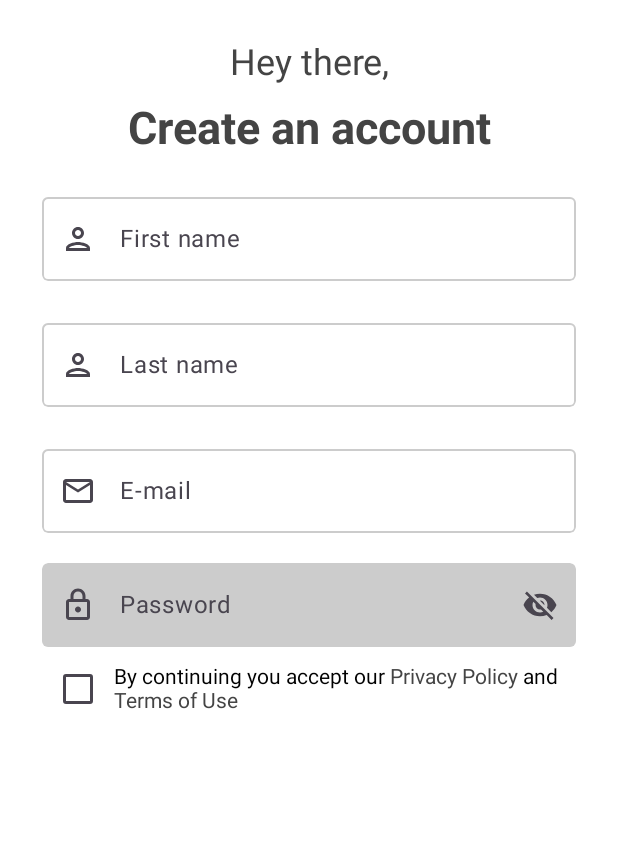
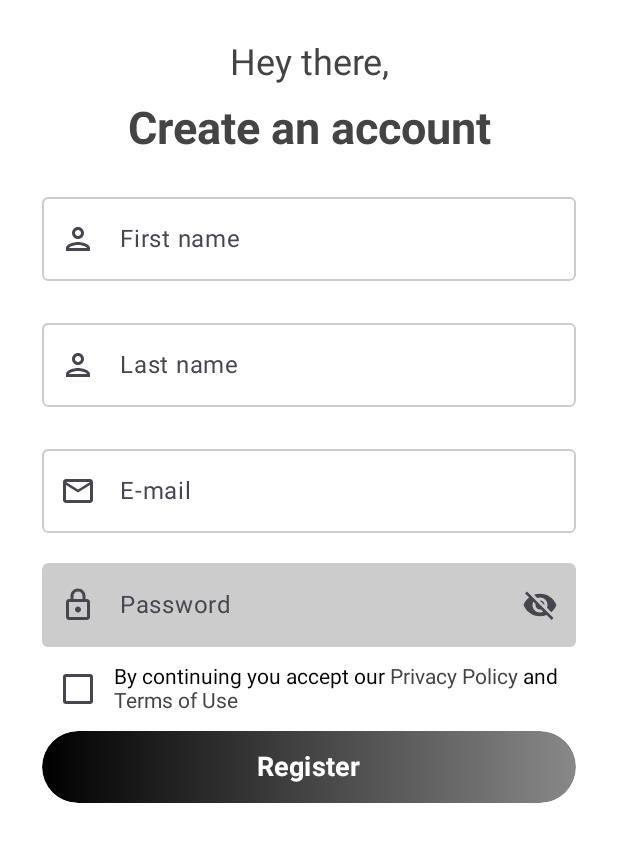
Before and after one commit to marcinosienienko/CompleteLoginRegistrationFlowJetpackComposeYT, an Android app built with Jetpack Compose: the screen it shows after launch (MainActivity), on a phone screen of 412 x 824 dp. Shown: the top 842 px of the screen. Run offline under Robolectric (Android 15) with nearby library versions, the phone set to English and light mode, and no system bars.

Commit message:
feat/ButtonComponent

```diff
--- a/app/src/main/java/com/example/completeloginregistrationflowjetpackcomposeyt/components/AppComponents.kt
+++ b/app/src/main/java/com/example/completeloginregistrationflowjetpackcomposeyt/components/AppComponents.kt
@@ -1,6 +1,9 @@
 package com.example.completeloginregistrationflowjetpackcomposeyt.components
 
 import android.util.Log
+import androidx.compose.foundation.background
+import androidx.compose.foundation.layout.Box
+import androidx.compose.foundation.layout.PaddingValues
 import androidx.compose.foundation.layout.Row
 import androidx.compose.foundation.layout.fillMaxWidth
 import androidx.compose.foundation.layout.heightIn
@@ -10,6 +13,8 @@ import androidx.compose.foundation.text.KeyboardOptions
 import androidx.compose.material.icons.Icons
 import androidx.compose.material.icons.filled.Visibility
 import androidx.compose.material.icons.filled.VisibilityOff
+import androidx.compose.material3.Button
+import androidx.compose.material3.ButtonDefaults
 import androidx.compose.material3.Checkbox
 import androidx.compose.material3.ExperimentalMaterial3Api
 import androidx.compose.material3.Icon
@@ -24,6 +29,7 @@ import androidx.compose.runtime.remember
 import androidx.compose.ui.Alignment
 import androidx.compose.ui.Modifier
 import androidx.compose.ui.draw.clip
+import androidx.compose.ui.graphics.Brush
 import androidx.compose.ui.graphics.Color
 import androidx.compose.ui.graphics.painter.Painter
 import androidx.compose.ui.res.stringResource
@@ -32,11 +38,13 @@ import androidx.compose.ui.text.TextStyle
 import androidx.compose.ui.text.buildAnnotatedString
 import androidx.compose.ui.text.font.FontStyle
 import androidx.compose.ui.text.font.FontWeight
+import androidx.compose.ui.text.input.ImeAction
 import androidx.compose.ui.text.input.KeyboardType
 import androidx.compose.ui.text.input.PasswordVisualTransformation
 import androidx.compose.ui.text.input.VisualTransformation
 import androidx.compose.ui.text.style.TextAlign
 import androidx.compose.ui.text.withStyle
+import androidx.compose.ui.tooling.preview.Preview
 import androidx.compose.ui.unit.dp
 import androidx.compose.ui.unit.sp
 import com.example.completeloginregistrationflowjetpackcomposeyt.R
@@ -100,8 +108,12 @@ fun TextFieldComponent(labelValue: String, painterResource: Painter) {
             cursorColor = androidx.compose.ui.graphics.Color.DarkGray,
 
         ),
-        keyboardOptions = KeyboardOptions.Default,
-        value = textValue.value,
+
+        keyboardOptions = KeyboardOptions.Default.copy(
+            imeAction = ImeAction.Done,
+            keyboardType = KeyboardType.Text
+        ),
+                value = textValue.value,
         onValueChange = {
             textValue.value = it
         },
@@ -243,3 +255,39 @@ fun ClickableTextComponent(value: String, onTextSelected : (String) -> Unit) {
     })
 
 }
+
+@Composable
+fun ButtonComponent(value: String) {
+    Button(
+        onClick = { /*TODO*/ },
+        modifier = Modifier
+            .fillMaxWidth()
+            .heightIn(48.dp),
+        contentPadding = PaddingValues(),
+        colors = ButtonDefaults.buttonColors(Color.Transparent)
+    ) {
+        Box(
+            modifier = Modifier
+                .fillMaxWidth()
+                .heightIn(48.dp)
+                .background(
+                    brush = Brush.horizontalGradient(listOf(Color.Black, Color.Gray)),
+                    shape = RoundedCornerShape(50.dp)
+                ),
+            contentAlignment = Alignment.Center
+
+        ) {
+                Text(
+                    text = value,
+                    fontSize = 18.sp,
+                    fontWeight = FontWeight.Bold
+                )
+        }
+    }
+}
+
+@Preview
+@Composable
+fun ButtonComponentPreview(){
+    ButtonComponent(value= "button")
+}
--- a/app/src/main/java/com/example/completeloginregistrationflowjetpackcomposeyt/screens/SignUpScreen.kt
+++ b/app/src/main/java/com/example/completeloginregistrationflowjetpackcomposeyt/screens/SignUpScreen.kt
@@ -15,6 +15,7 @@ import androidx.compose.ui.res.stringResource
 import androidx.compose.ui.tooling.preview.Preview
 import androidx.compose.ui.unit.dp
 import com.example.completeloginregistrationflowjetpackcomposeyt.R
+import com.example.completeloginregistrationflowjetpackcomposeyt.components.ButtonComponent
 import com.example.completeloginregistrationflowjetpackcomposeyt.components.CheckBoxComponent
 import com.example.completeloginregistrationflowjetpackcomposeyt.components.HeadingTextComponent
 import com.example.completeloginregistrationflowjetpackcomposeyt.components.NormalTextComponent
@@ -63,6 +64,7 @@ fun SignUpScreen() {
                 onTextSelected = {
                     PostOfficeAppRouter.navigateTo(Screen.TermsAndConditionsScreen)
                 })
+            ButtonComponent(value = stringResource(R.string.register))
         }
 
     }
--- a/app/src/main/res/values/strings.xml
+++ b/app/src/main/res/values/strings.xml
@@ -15,5 +15,6 @@
     <string name="and">"and "</string>
     <string name="terms_of_use">Terms of Use</string>
     <string name="terms_and_conditions_header">Term of Use</string>
+    <string name="register">Register</string>
 
 </resources>
```
Also changed, not shown: app/src/main/java/com/example/completeloginregistrationflowjetpackcomposeyt/screens/TermsAndConditionsScreen.kt (+8 -0 lines).
